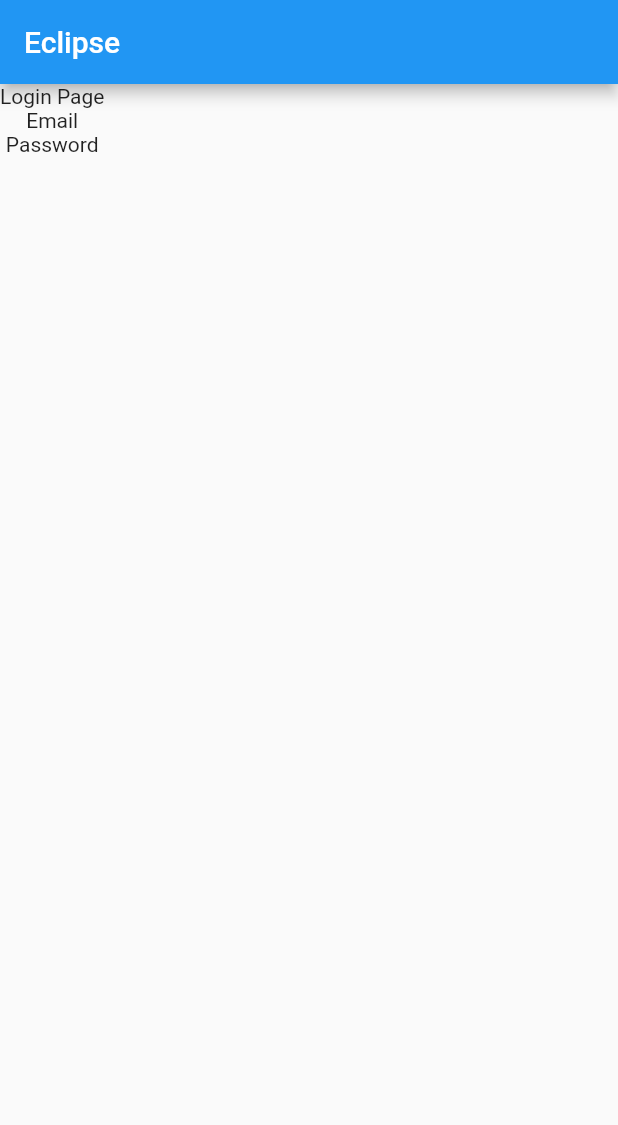
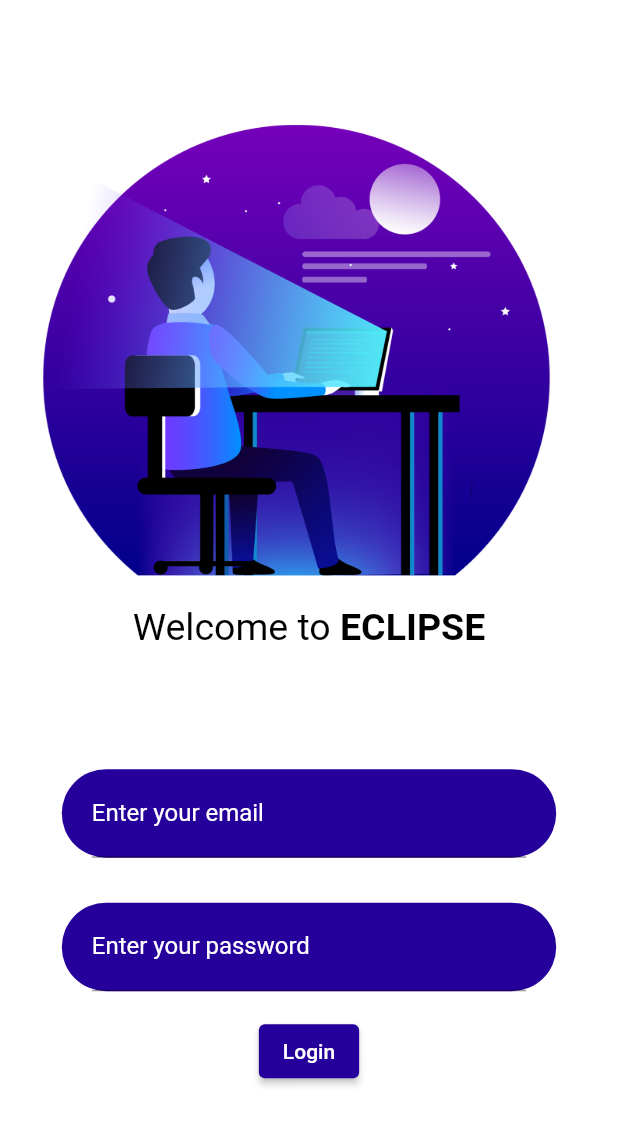
Before and after one commit to prabhat-g97/Eclipse-Forum, a Flutter app: the screen it shows after launch, on a phone screen of 412 x 824 dp. Shown: the top 1125 px of the screen. Run offline on Flutter 3.47's test engine with Material 2 defaults, Android fonts, the light colour scheme and no system bars.

Commit message:
Login page

```diff
--- a/lib/main.dart
+++ b/lib/main.dart
@@ -1,22 +1,92 @@
 import "package:flutter/material.dart";
 
-void main() => runApp(MyApp());
+void main() => runApp(LoginPage());
 
-class MyApp extends StatelessWidget {
+class LoginPage extends StatelessWidget {
   @override
   Widget build(BuildContext context) {
     return MaterialApp(
-        home: Scaffold(
-      appBar: AppBar(
-        title: Text('Eclipse'),
+      home: Scaffold(
+        body: Container(
+          color: Colors.white,
+          child: Column(
+            mainAxisAlignment: MainAxisAlignment.center,
+            children: [
+              Column(
+                mainAxisAlignment: MainAxisAlignment.center,
+                children: [
+                  Image.asset("assets/loginimage.png"),
+                  Padding(
+                    padding: EdgeInsets.fromLTRB(0, 20, 0, 50),
+                    child: RichText(
+                      text: TextSpan(children: [
+                        TextSpan(
+                            text: 'Welcome to ',
+                            style: TextStyle(fontSize: 25)),
+                        TextSpan(
+                            text: 'ECLIPSE',
+                            style: TextStyle(
+                                fontWeight: FontWeight.bold, fontSize: 25))
+                      ], style: TextStyle(color: Colors.black)),
+                    ),
+                  ),
+                ],
+              ),
+              Column(
+                crossAxisAlignment: CrossAxisAlignment.center,
+                children: <Widget>[
+                  TextFieldContainer(
+                    TextField(
+                      style: TextStyle(color: Colors.white),
+                      decoration: const InputDecoration(
+                          labelText: 'Enter your email',
+                          labelStyle: TextStyle(color: Colors.white)),
+                    ),
+                  ),
+                  TextFieldContainer(
+                    TextField(
+                      style: TextStyle(color: Colors.white),
+                      decoration: const InputDecoration(
+                        labelText: 'Enter your password',
+                        labelStyle: TextStyle(color: Colors.white),
+                      ),
+                    ),
+                  ),
+                  Padding(
+                    padding: const EdgeInsets.symmetric(vertical: 16.0),
+                    child: ElevatedButton(
+                      style: ElevatedButton.styleFrom(
+                          primary: Color.fromRGBO(38, 0, 154, 80)),
+                      onPressed: () {},
+                      child: const Text('Login'),
+                    ),
+                  ),
+                ],
+              ),
+            ],
+          ),
+        ),
       ),
-      body: Column(
-        children: [
-          Text('Login Page'),
-          Text('Email'),
-          Text('Password'),
-        ],
-      ),
-    ));
+    );
   }
 }
+
+class TextFieldContainer extends StatelessWidget {
+  final TextField comp;
+  const TextFieldContainer(this.comp);
+  @override
+  Widget build(BuildContext context) {
+    Size size = MediaQuery.of(context).size;
+    return Container(
+      alignment: Alignment.center,
+      padding: EdgeInsets.fromLTRB(20, 0, 20, 0),
+      margin: EdgeInsets.only(top: 30),
+      width: size.width * 0.8,
+      decoration: BoxDecoration(
+        color: Color.fromRGBO(38, 0, 154, 80),
+        borderRadius: BorderRadius.circular(30),
+      ),
+      child: comp,
+    );
+  }
+}
--- a/pubspec.yaml
+++ b/pubspec.yaml
@@ -45,9 +45,8 @@ flutter:
   uses-material-design: true
 
   # To add assets to your application, add an assets section, like this:
-  # assets:
-  #   - images/a_dot_burr.jpeg
-  #   - images/a_dot_ham.jpeg
+  assets:
+    - assets/
 
   # An image asset can refer to one or more resolution-specific "variants", see
   # https://flutter.dev/assets-and-images/#resolution-aware.
```
Also changed, not shown: assets/loginimage.png (added), assets/man-developing-website-on-desk.svg (added), assets/nature.jpg (added), 1 other file.
